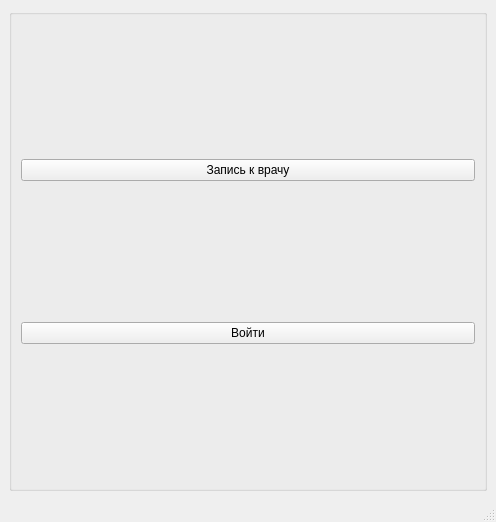
The window that 1.ui (elizashanker/YandexLuceymProject) describes before a commit, drawn with Qt 5.
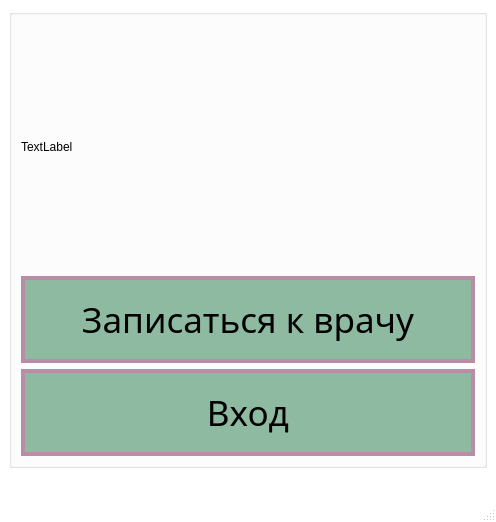
The same window after the commit. Icons and pictures are not drawn.

```diff
--- a/1.ui
+++ b/1.ui
@@ -10,6 +10,75 @@
     <height>522</height>
    </rect>
   </property>
+  <property name="palette">
+   <palette>
+    <active>
+     <colorrole role="Base">
+      <brush brushstyle="SolidPattern">
+       <color alpha="255">
+        <red>255</red>
+        <green>255</green>
+        <blue>255</blue>
+       </color>
+      </brush>
+     </colorrole>
+     <colorrole role="Window">
+      <brush brushstyle="SolidPattern">
+       <color alpha="255">
+        <red>255</red>
+        <green>255</green>
+        <blue>255</blue>
+       </color>
+      </brush>
+     </colorrole>
+    </active>
+    <inactive>
+     <colorrole role="Base">
+      <brush brushstyle="SolidPattern">
+       <color alpha="255">
+        <red>255</red>
+        <green>255</green>
+        <blue>255</blue>
+       </color>
+      </brush>
+     </colorrole>
+     <colorrole role="Window">
+      <brush brushstyle="SolidPattern">
+       <color alpha="255">
+        <red>255</red>
+        <green>255</green>
+        <blue>255</blue>
+       </color>
+      </brush>
+     </colorrole>
+    </inactive>
+    <disabled>
+     <colorrole role="Base">
+      <brush brushstyle="SolidPattern">
+       <color alpha="255">
+        <red>255</red>
+        <green>255</green>
+        <blue>255</blue>
+       </color>
+      </brush>
+     </colorrole>
+     <colorrole role="Window">
+      <brush brushstyle="SolidPattern">
+       <color alpha="255">
+        <red>255</red>
+        <green>255</green>
+        <blue>255</blue>
+       </color>
+      </brush>
+     </colorrole>
+    </disabled>
+   </palette>
+  </property>
+  <property name="font">
+   <font>
+    <pointsize>26</pointsize>
+   </font>
+  </property>
   <property name="windowTitle">
    <string>MainWindow</string>
   </property>
@@ -17,21 +86,77 @@
    <layout class="QGridLayout" name="gridLayout">
     <item row="0" column="0">
      <widget class="QGroupBox" name="groupBox">
+      <property name="font">
+       <font>
+        <family>Bahnschrift Light</family>
+        <pointsize>26</pointsize>
+        <weight>50</weight>
+        <bold>false</bold>
+       </font>
+      </property>
+      <property name="styleSheet">
+       <string notr="true">QPushButton{
+  background-color: #8dbaa1;
+  color: black;
+  padding: 15px 32px;
+  text-align: center;
+  text-decoration: none;
+  display: inline-block;
+  border: 4px solid #ba8da6;
+}
+
+QPushButton:hover{
+  background-color: #ba8da6;
+  color: black;
+  border: 4px solid #8dbaa1;
+}
+</string>
+      </property>
       <property name="title">
        <string/>
       </property>
       <layout class="QGridLayout" name="gridLayout_2">
-       <item row="0" column="0">
-        <widget class="QPushButton" name="specialist_button">
-         <property name="text">
-          <string>Запись к врачу</string>
-         </property>
-        </widget>
-       </item>
-       <item row="1" column="0">
+       <item row="2" column="0">
         <widget class="QPushButton" name="login_button">
+         <property name="font">
+          <font>
+           <family>SF UI Display</family>
+           <pointsize>26</pointsize>
+           <weight>50</weight>
+           <bold>false</bold>
+           <underline>false</underline>
+           <strikeout>false</strikeout>
+          </font>
+         </property>
          <property name="text">
-          <string>Войти</string>
+          <string>Вход</string>
+         </property>
+        </widget>
+       </item>
+       <item row="1" column="0">
+        <widget class="QPushButton" name="specialist_button">
+         <property name="font">
+          <font>
+           <family>SF UI Display</family>
+           <pointsize>26</pointsize>
+           <weight>50</weight>
+           <bold>false</bold>
+           <underline>false</underline>
+           <strikeout>false</strikeout>
+          </font>
+         </property>
+         <property name="text">
+          <string>Записаться к врачу</string>
+         </property>
+        </widget>
+       </item>
+       <item row="0" column="0">
+        <widget class="QLabel" name="label">
+         <property name="styleSheet">
+          <string notr="true">background-image: url(:images/logo.jpg);</string>
+         </property>
+         <property name="text">
+          <string>TextLabel</string>
          </property>
         </widget>
        </item>
```
Left out of the diff: 4 changed lines with no effect on the pictures.
